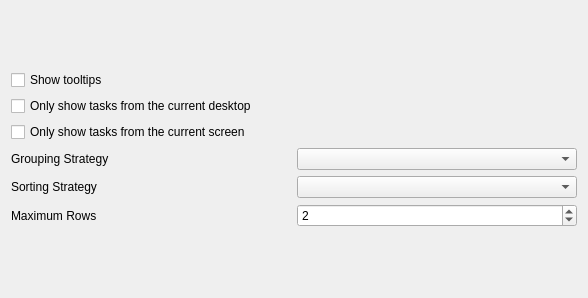
This is plasma/applets/tasks/tasksConfig.ui in mgottschlag/kwin-tiling as Qt 5 draws it before an edit. The edited form follows.
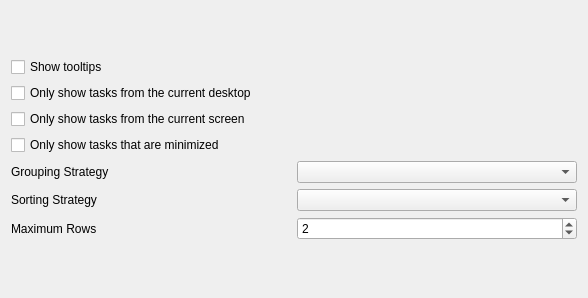
This is the edited form.

Commit message: Add option to only show minimized tasks. It appears we can't actually tell if we minimize or shade. Seli promised to fix that. CCMAIL: l.lunak@kde.org BUG: 166570

What changed in the file:
```diff
--- a/plasma/applets/tasks/tasksConfig.ui
+++ b/plasma/applets/tasks/tasksConfig.ui
@@ -39,6 +39,13 @@
        </property>
       </widget>
      </item>
+     <item>
+      <widget class="QCheckBox" name="showOnlyMinimized" >
+       <property name="text" >
+        <string>Only show tasks that are minimized</string>
+       </property>
+      </widget>
+     </item>
      <item>
       <layout class="QHBoxLayout" name="horizontalLayout_3" >
        <item>
```
The commit also changes 1 other file.
